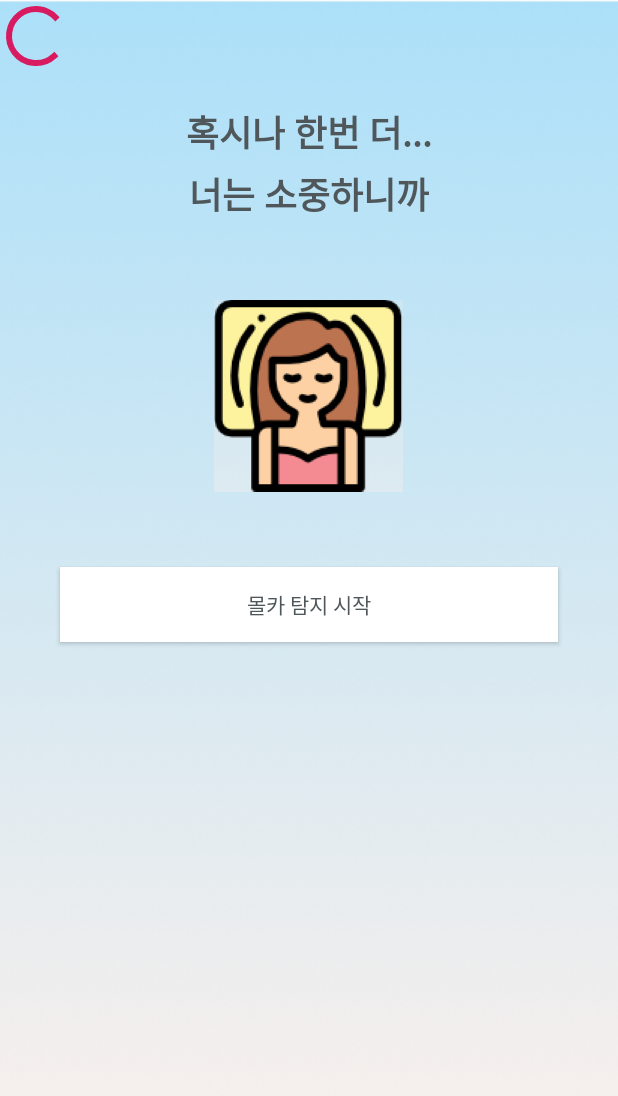
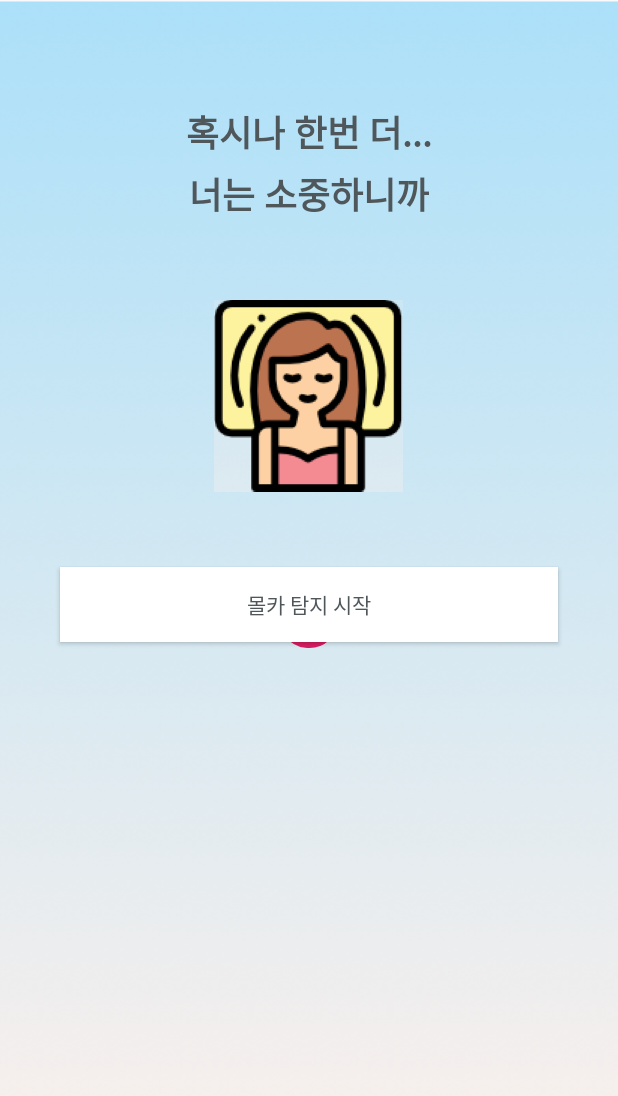
Before and after one commit to yuyu413/MobileProgramming, an Android app: the screen it shows after launch (MainActivity), on a phone screen of 412 x 824 dp. Shown: the top 1096 px of the screen. Run offline under Robolectric (Android 15) with nearby library versions, the phone set to English and light mode, and no system bars; libraries missing offline, so code that uses them is left out: com.wang.avi; plain views replace AVLoadingIndicatorView; 1 statement that could not run was skipped.

Commit message:
로딩 인디케이터 안보이던 문제 해결

```diff
--- a/app/src/main/res/layout/activity_main.xml
+++ b/app/src/main/res/layout/activity_main.xml
@@ -57,6 +57,8 @@
         android:id="@+id/loading_indicator"
         android:layout_width="wrap_content"
         android:layout_height="wrap_content"
-        app:indicatorName="BallPulseIndicator"
+        app:indicatorName="LineScalePulseOutIndicator"
+        android:layout_centerHorizontal="true"
+        android:layout_centerVertical="true"
         />
 </RelativeLayout>
```
